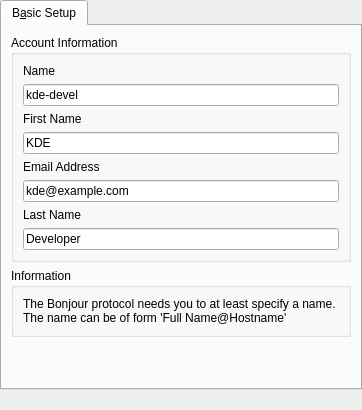
Qt form protocols/bonjour/bonjouraccountpreferences.ui (KDE/kopete) before a commit.
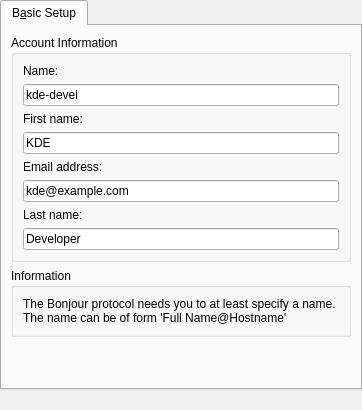
The same form after that commit.

What changed in the file:
```diff
--- a/protocols/bonjour/bonjouraccountpreferences.ui
+++ b/protocols/bonjour/bonjouraccountpreferences.ui
@@ -74,7 +74,7 @@
           <item>
            <widget class="QLabel" name="label" >
             <property name="text" >
-             <string>Name</string>
+             <string>Name:</string>
             </property>
            </widget>
           </item>
@@ -88,7 +88,7 @@
           <item>
            <widget class="QLabel" name="label_3" >
             <property name="text" >
-             <string>First Name</string>
+             <string>First name:</string>
             </property>
            </widget>
           </item>
@@ -102,7 +102,7 @@
           <item>
            <widget class="QLabel" name="label_4" >
             <property name="text" >
-             <string>Email Address</string>
+             <string>Email address:</string>
             </property>
            </widget>
           </item>
@@ -116,7 +116,7 @@
           <item>
            <widget class="QLabel" name="label_2" >
             <property name="text" >
-             <string>Last Name</string>
+             <string>Last name:</string>
             </property>
            </widget>
           </item>
```
